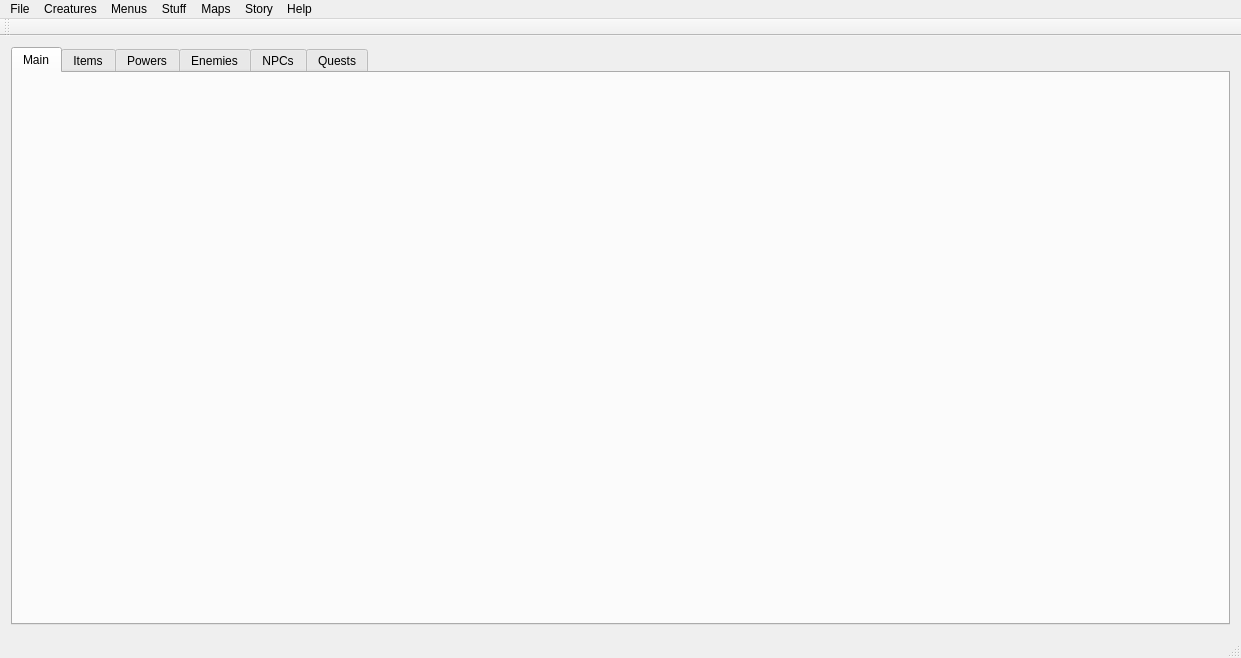
Old version of the form mainwindow.ui in the repository igorko/FlareFramework.
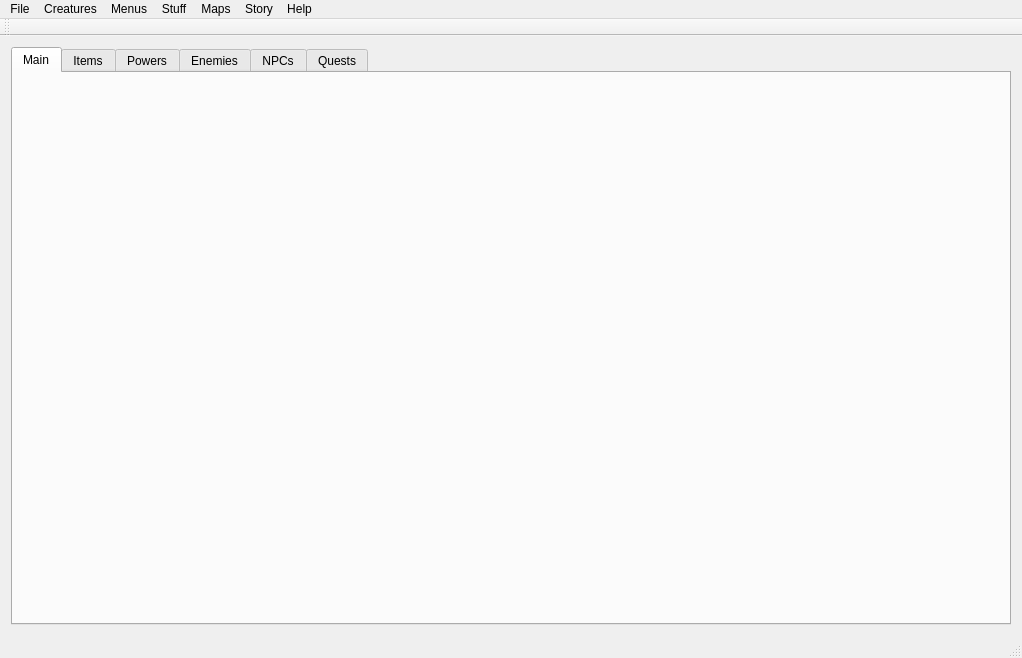
New version of the form. Custom widgets are drawn as their Qt base class.

The edit to the form file:
```diff
--- a/mainwindow.ui
+++ b/mainwindow.ui
@@ -6,7 +6,7 @@
    <rect>
     <x>0</x>
     <y>0</y>
-    <width>1241</width>
+    <width>1022</width>
     <height>658</height>
    </rect>
   </property>
@@ -65,7 +65,7 @@
     <rect>
      <x>0</x>
      <y>0</y>
-     <width>1241</width>
+     <width>1022</width>
      <height>26</height>
     </rect>
    </property>
```
